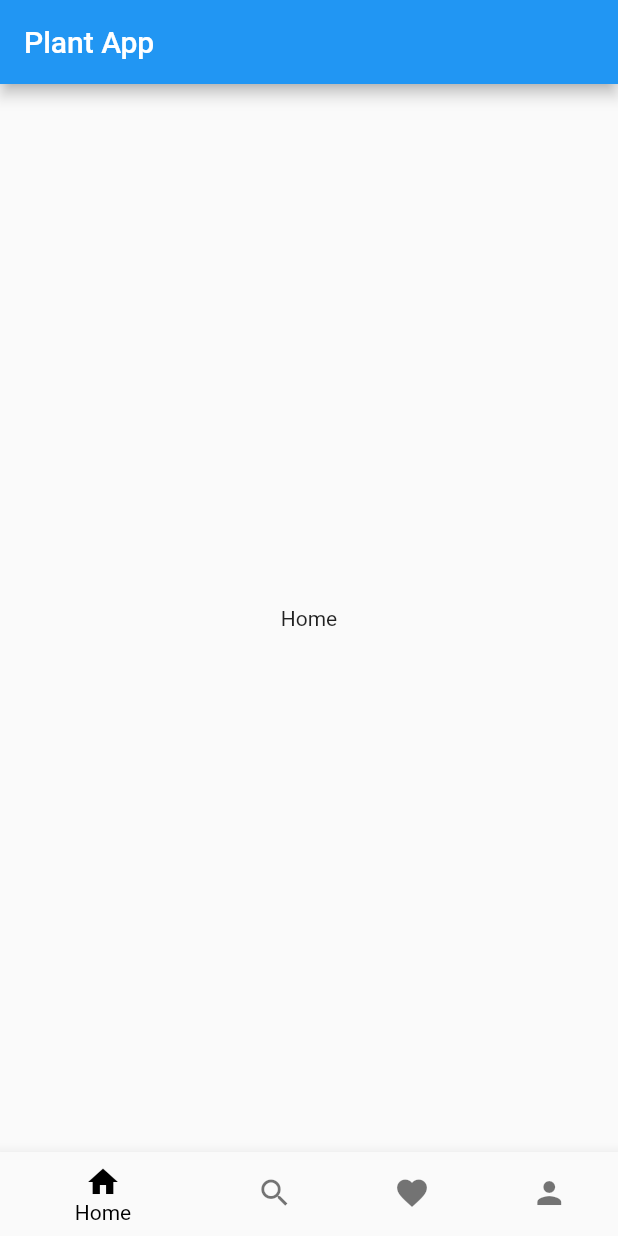
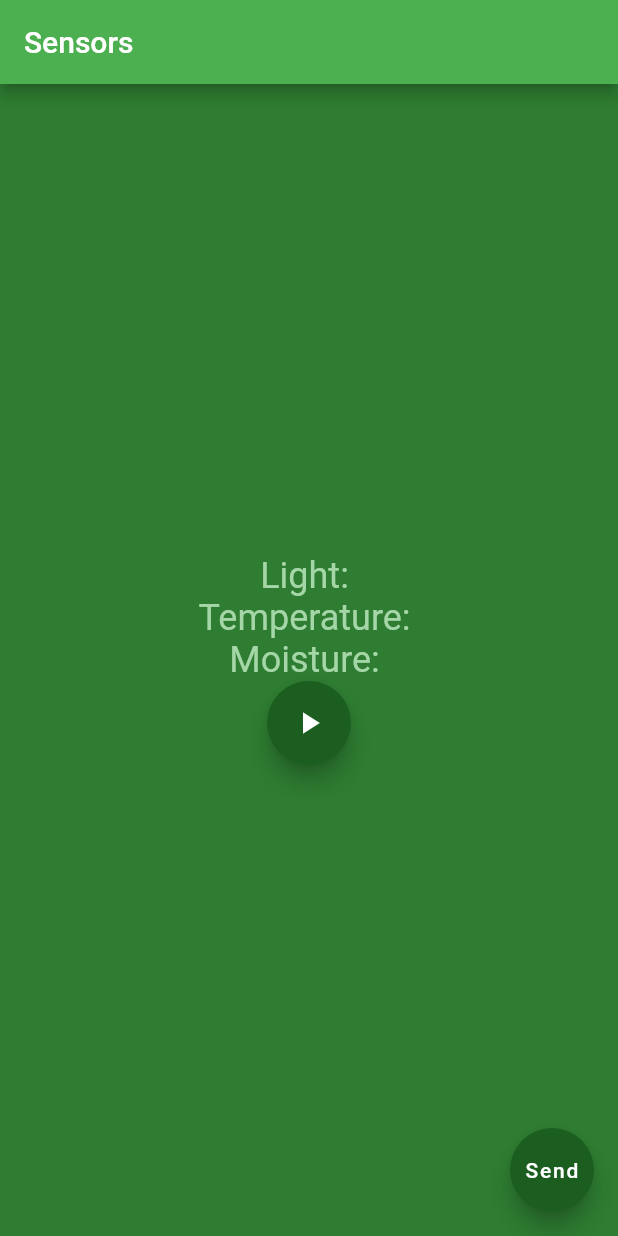
Before and after one commit to RonSolomon96/PLANTITPROJECT, a Flutter app: the screen it shows after launch, on a phone screen of 412 x 824 dp. Run offline on Flutter 3.47's test engine with Material 2 defaults, Android fonts, the phone set to English and light mode, and no system bars; our stand-ins replace awesome_snackbar_content; project files that could hold a hidden picture were left out.

Commit message:
sensors screens

```diff
--- a/plantit/lib/main.dart
+++ b/plantit/lib/main.dart
@@ -1,6 +1,7 @@
 import 'package:flutter/material.dart';
 import 'package:plantit/screens/homeScreen.dart';
 import 'package:plantit/screens/loginScreen.dart';
+import 'package:plantit/screens/sensorScreen.dart';
 
 void main() {
   runApp(const MyApp());
@@ -17,7 +18,7 @@ class MyApp extends StatelessWidget {
       theme: ThemeData(
         primarySwatch: Colors.blue,
       ),
-      home: const HomeScreen(),
+      home: const SensorScreen(),
       debugShowCheckedModeBanner: false,
     );
   }
--- a/plantit/lib/screens/loginScreen.dart
+++ b/plantit/lib/screens/loginScreen.dart
@@ -7,7 +7,7 @@ import 'dart:convert';
 import 'homeScreen.dart';
 import 'package:http/http.dart' as http;
 
-String url = "http://192.168.1.166:5000";
+String url = "http://10.100.102.4:5000";
 
 
 class LoginScreen extends StatefulWidget {
--- /dev/null
+++ b/plantit/lib/screens/sensorScreen.dart
@@ -0,0 +1,116 @@
+import 'dart:convert';
+import 'dart:io';
+import 'package:flutter/material.dart';
+
+import 'choosePlantScreen.dart';
+import 'homeScreen.dart';
+
+
+class SensorScreen extends StatefulWidget {
+  const SensorScreen({Key? key}) : super(key: key);
+
+  @override
+  State<SensorScreen> createState() => _SensorScreenState();
+}
+
+
+class _SensorScreenState extends State<SensorScreen> {
+  String _light = '';
+  String _temperature = '';
+  String _moisture = '';
+
+  late RawDatagramSocket _socket;
+
+  @override
+  void initState() {
+    super.initState();
+  }
+
+
+  void _setupSocket() async {
+    _socket = await RawDatagramSocket.bind(InternetAddress.anyIPv4, 12345);
+    print('Socket is open and bound to ${_socket.address.address}:${_socket.port}');
+    _socket.listen((event) {
+      if (event == RawSocketEvent.read) {
+        final datagram = _socket.receive();
+        if (datagram != null) {
+          final message = utf8.decode(datagram.data);
+          final messageParts = message.split(':');
+
+          if (messageParts[0] == 'light') {
+            setState(() {
+              _light = messageParts[1];
+            });
+          } else if (messageParts[0] == 'temperature') {
+            setState(() {
+              _temperature = messageParts[1];
+            });
+          } else if (messageParts[0] == 'moisture') {
+            setState(() {
+              _moisture = messageParts[1];
+            });
+          }
+        }
+      }
+    });
+  }
+
+  @override
+  Widget build(BuildContext context) {
+    return Scaffold(
+      appBar: AppBar(
+        title: const Text('Sensors'),
+        backgroundColor: Colors.green,
+      ),
+      body: Container(
+        color: Colors.green.shade800,
+        child: Center(
+          child: Column(
+            mainAxisAlignment: MainAxisAlignment.center,
+            children: [
+              Text(
+                'Light: $_light',
+                style: TextStyle(color: Colors.green.shade200, fontSize: 24),
+              ),
+              Text(
+                'Temperature: $_temperature',
+                style: TextStyle(color: Colors.green.shade200, fontSize: 24),
+              ),
+              Text(
+                'Moisture: $_moisture',
+                style: TextStyle(color: Colors.green.shade200, fontSize: 24),
+              ),
+
+                  FloatingActionButton(
+                    onPressed: () {
+                      print("hi");
+                      _setupSocket();
+                    },
+                    backgroundColor: Colors.green.shade900, // call _setupSocket when the button is pressed
+                    child: const Icon(Icons.play_arrow),
+                  )
+            ],
+          ),
+        ),
+      ),
+      floatingActionButton: FloatingActionButton(
+        onPressed: () {
+          Navigator.push(context,
+              MaterialPageRoute(builder: (context) => const ChoosePlantScreen(
+                light: 100,
+                moisture: 50,
+                temperature: 25,)));
+        },
+        backgroundColor: Colors.green.shade900, // call _setupSocket when the button is pressed
+        child: const Text("Send"),
+      ),
+    );
+
+  }
+
+  @override
+  void dispose() {
+    _socket.close();
+    super.dispose();
+  }
+}
--- a/plantit/lib/screens/signupScreen.dart
+++ b/plantit/lib/screens/signupScreen.dart
@@ -5,7 +5,7 @@ import 'dart:convert';
 import 'homeScreen.dart';
 import 'package:http/http.dart' as http;
 
-String url = "http://192.168.1.166:5000";
+String url = "http://10.100.102.4:5000";
 
 class SignupScreen extends StatefulWidget {
   const SignupScreen({Key? key}) : super(key: key);
```
Also changed, not shown: plantit/lib/screens/choosePlantScreen.dart (added, +67 -0 lines).
